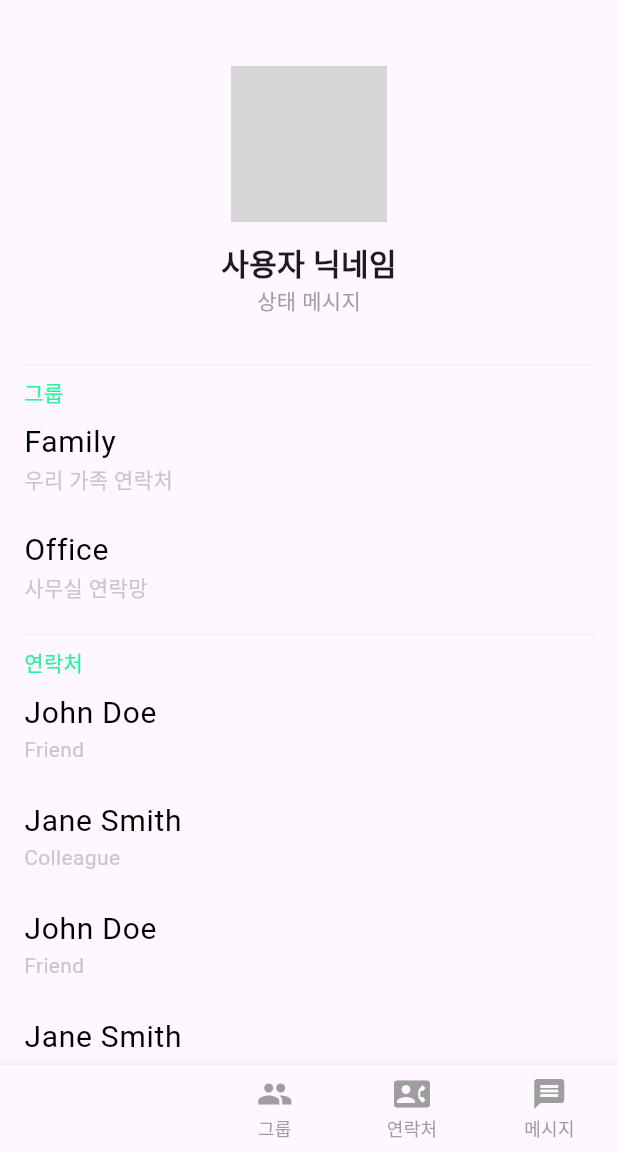
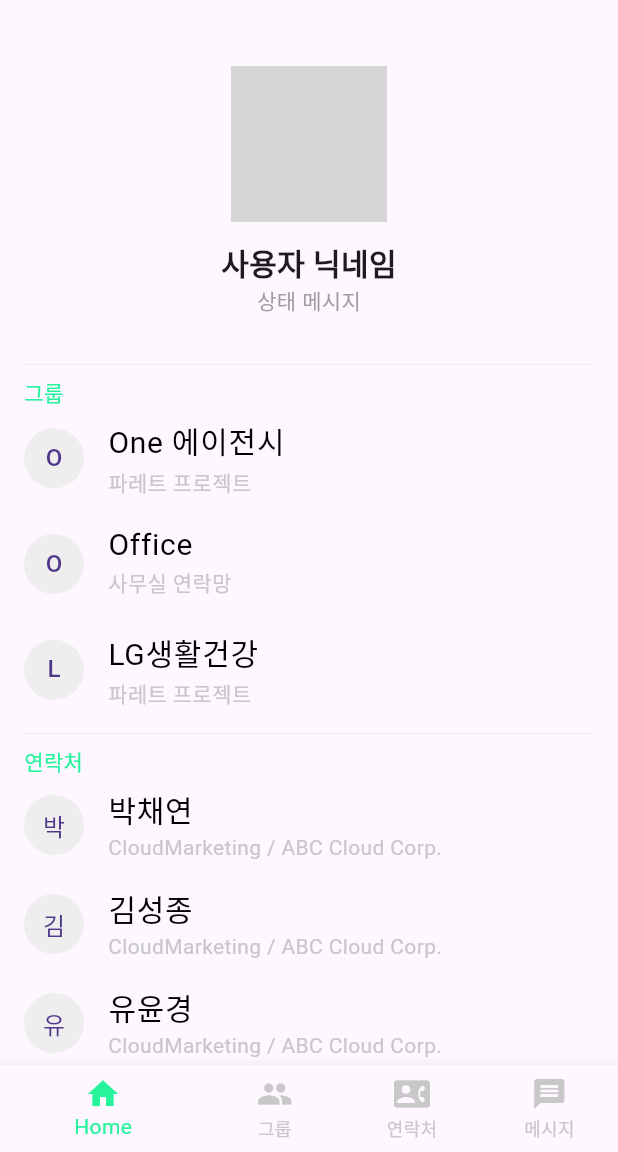
Before and after one commit to SinccIT/syncc_it, a Flutter app: the screen it shows after launch, on a phone screen of 412 x 824 dp, the part 84-1236 px from its top. Run offline on Flutter 3.47's test engine with Material 3 defaults, Android fonts, the phone set to English and light mode, and no system bars; our stand-ins replace shared_preferences; network calls fail; grey boxes are pictures that could not be loaded.

Commit message:
[Feat] (view) 홈화면 구현 로그인 시 리다이렉트 되는 홈화면 구현
- 그룹/연락처 목록 ListView 구현 (즐겨찾기는 일단 제외)
- Bottom Navigation Bar 구현
- DataModel 클래스 생성

```diff
--- /dev/null
+++ b/lib/data_model.dart
@@ -0,0 +1,67 @@
+
+import 'package:flutter/cupertino.dart';
+import 'package:provider/provider.dart';
+
+class DataModel extends ChangeNotifier {
+
+  List<Group> groupList = [
+    Group('One 에이전시', '파레트 프로젝트'),
+    Group('Office', '사무실 연락망'),
+    Group('LG생활건강', '파레트 프로젝트'),
+  ];
+
+  List<Contact> contactList = [
+    Contact('박채연', 'CloudMarketing / ABC Cloud Corp.', 'Active'),
+    Contact('김성종', 'CloudMarketing / ABC Cloud Corp.', 'Inactive'),
+    Contact('유윤경', 'CloudMarketing / ABC Cloud Corp.', 'Active'),
+    Contact('이한조', 'One 에이전시', 'Inactive'),
+    Contact('김한나', 'LG생활건강', 'Active'),
+    Contact('Jane Smith', 'Colleague', 'Inactive'),
+  ];
+
+  void updateGroupList(List<Group> groupList) {
+    this.groupList = groupList;
+    notifyListeners();
+  }
+
+  void updateContactList(List<Contact> contactList) {
+    this.contactList = contactList;
+    notifyListeners();
+  }
+}
+
+class DataProvider extends StatelessWidget {
+  final Widget child;
+  final DataModel dataModel;
+
+  const DataProvider({super.key, required this.child, required this.dataModel});
+
+  @override
+  Widget build(BuildContext context) {
+    return ChangeNotifierProvider(
+      create: (context) => DataModel(),
+      child: child,
+    );
+  }
+
+  static DataModel of(BuildContext context, {bool listen = true}) {
+    final provider = Provider.of<DataModel>(context, listen: listen);
+    assert(provider != null, '해당 provider가 존재하지 않습니다.');
+    return provider;
+  }
+}
+
+class Contact {
+  String name;
+  String desc;
+  String status;
+
+  Contact(this.name, this.desc, this.status);
+}
+
+class Group {
+  String groupName;
+  String desc;
+
+  Group(this.groupName, this.desc);
+}
--- a/lib/home_page.dart
+++ b/lib/home_page.dart
@@ -1,10 +1,11 @@
 import 'package:flutter/cupertino.dart';
 import 'package:flutter/material.dart';
-import 'package:flutter/widgets.dart';
 import 'package:provider/provider.dart';
+import 'contact_page.dart';
+import 'data_model.dart';
 
 class HomePage extends StatefulWidget {
-  const HomePage({Key? key});
+  const HomePage({Key? key}) : super(key: key);
 
   @override
   State<HomePage> createState() => _HomePageState();
@@ -12,24 +13,14 @@ class HomePage extends StatefulWidget {
 
 // 상태 클래스
 class _HomePageState extends State<HomePage> {
+  int _currentIndex = 0;
 
-  // 더미데이터
-  List<Group> groupList = [
-    Group('Family', '우리 가족 연락처'),
-    Group('Office', '사무실 연락망'),
-  ];
-
-  List<Contact> contactList = [
-    Contact('John Doe', 'Friend', 'Active'),
-    Contact('Jane Smith', 'Colleague', 'Inactive'),
-    Contact('John Doe', 'Friend', 'Active'),
-    Contact('Jane Smith', 'Colleague', 'Inactive'),
-    Contact('John Doe', 'Friend', 'Active'),
-    Contact('Jane Smith', 'Colleague', 'Inactive'),
-  ];
 
   @override
   Widget build(BuildContext context) {
+    // DataModel에 접근
+    final data = DataProvider.of(context);
+
     return Scaffold(
       appBar: AppBar(
         backgroundColor: Color(0xFF27F39D),
@@ -95,9 +86,13 @@ class _HomePageState extends State<HomePage> {
 
           // 그룹 및 연락처 목록
           Expanded(
-            child: ListView.builder(
-              itemCount: groupList.length + contactList.length + 4,
+            child: Consumer<DataModel>(
+              builder: (context, data, child) {
+                return ListView.builder(
+
+                  itemCount: data.groupList.length + data.contactList.length + 4,
                   itemBuilder: (context, index) {
+
                     if(index == 0) {
                       // divider
                       return Padding(
@@ -121,10 +116,14 @@ class _HomePageState extends State<HomePage> {
                         ),
                       );
 
-                } else if (index < groupList.length+2) {
+                    } else if (index < data.groupList.length+2) {
                       // 그룹 목록
-                  Group group = groupList[index-2];
+                      Group group = data.groupList[index-2];
                       return ListTile(
+                        leading: CircleAvatar(
+                          child: Text(group.groupName[0]),
+                          backgroundColor: Color(0xFFEEEEEE),
+                        ),
                         title: Text(
                           group.groupName,
                           style: TextStyle(
@@ -144,7 +143,7 @@ class _HomePageState extends State<HomePage> {
                         },
                       );
 
-                } else if (index == groupList.length+2) {
+                    } else if (index == data.groupList.length+2) {
                       // divider
                       return Padding(
                         padding: const EdgeInsets.symmetric(horizontal: 16.0),
@@ -154,7 +153,7 @@ class _HomePageState extends State<HomePage> {
                         ),
                       );
 
-                } else if (index == groupList.length+3) {
+                    } else if (index == data.groupList.length+3) {
                       // 연락처 라벨
                       return Padding(
                         padding: const EdgeInsets.symmetric(horizontal: 16.0),
@@ -168,8 +167,12 @@ class _HomePageState extends State<HomePage> {
                       );
                     } else {
                       // 연락처 목록
-                  Contact contact = contactList[index - groupList.length-4];
+                      Contact contact = data.contactList[index - data.groupList.length-4];
                       return ListTile(
+                        leading: CircleAvatar(
+                          child: Text(contact.name[0]),
+                          backgroundColor: Color(0xFFEEEEEE),
+                        ),
                         title: Text(
                           contact.name,
                           style: TextStyle(
@@ -188,15 +191,22 @@ class _HomePageState extends State<HomePage> {
                       );
                     }
                   },
+
+                );
+              },
+
             ),
           ),
         ],
       ),
 
-      // botton navigation bar
+      // bottom navigation bar
       bottomNavigationBar: BottomNavigationBar(
+        backgroundColor: Color(0xFF313034),
+        selectedItemColor: Color(0xFF27F39D), // 선택된 항목의 색상
+        unselectedItemColor: Color(0xFFC8C8C8), // 선택되지 않은 항목의 색상
         showUnselectedLabels: true,
-        items: [
+        items: const <BottomNavigationBarItem>[
           BottomNavigationBarItem(
             icon: Icon(Icons.home),
             label: 'Home',
@@ -216,41 +226,40 @@ class _HomePageState extends State<HomePage> {
         ],
         onTap: (value) {
           setState(() {
-
+            switch(value) {
+              case 0:
+              // Home 탭
+                Navigator.push(
+                  context,
+                  MaterialPageRoute(builder: (context) => HomePage()),
+                );
+                break;
+              case 1:
+              // 그룹 탭
+                Navigator.push(
+                  context,
+                  MaterialPageRoute(builder: (context) => HomePage()),
+                );
+                break;
+              case 2:
+              // 연락처 탭
+                Navigator.push(
+                  context,
+                  MaterialPageRoute(builder: (context) => ContactPage(data: data)),
+                );
+                break;
+              case 3:
+              // 메시지 탭
+                Navigator.push(
+                  context,
+                  MaterialPageRoute(builder: (context) => HomePage()),
+                );
+                break;
+            }
           });
         },
-
-        selectedItemColor: Color(0xFFFFFF), // 선택된 항목의 색상
-        unselectedItemColor: Colors.grey,
-        backgroundColor: Color(0xFF313034),
       ),
 
     );
   }
 }
-
-
-
-class Contact {
-  String name;
-  String desc;
-  String status;
-
-  Contact(this.name, this.desc, this.status);
-}
-
-class Group {
-  String groupName;
-  String desc;
-
-  Group(this.groupName, this.desc);
-}
-
-class BottomBar extends StatelessWidget {
-  const BottomBar({super.key});
-
-  @override
-  Widget build(BuildContext context) {
-    return const Placeholder();
-  }
-}
--- a/lib/main.dart
+++ b/lib/main.dart
@@ -1,21 +1,25 @@
 import 'package:flutter/material.dart';
 import 'package:shared_preferences/shared_preferences.dart';
+import 'package:syncc_it/data_model.dart';
 import 'package:syncc_it/home_page.dart';
 
 void main() async {
-
   // main()에서 async 사용
   WidgetsFlutterBinding.ensureInitialized();
 
   // Shared Preference 인스턴스 생성
   SharedPreferences prefs = await SharedPreferences.getInstance();
 
-
-  runApp(const MyApp());
+  runApp(
+    DataProvider(
+      dataModel: DataModel(),
+      child: const MyApp(),
+    ),
+  );
 }
 
 class MyApp extends StatelessWidget {
-  const MyApp({super.key});
+  const MyApp({Key? key});
 
   @override
   Widget build(BuildContext context) {
```
Lines whose indentation alone changed are shown as unchanged.
